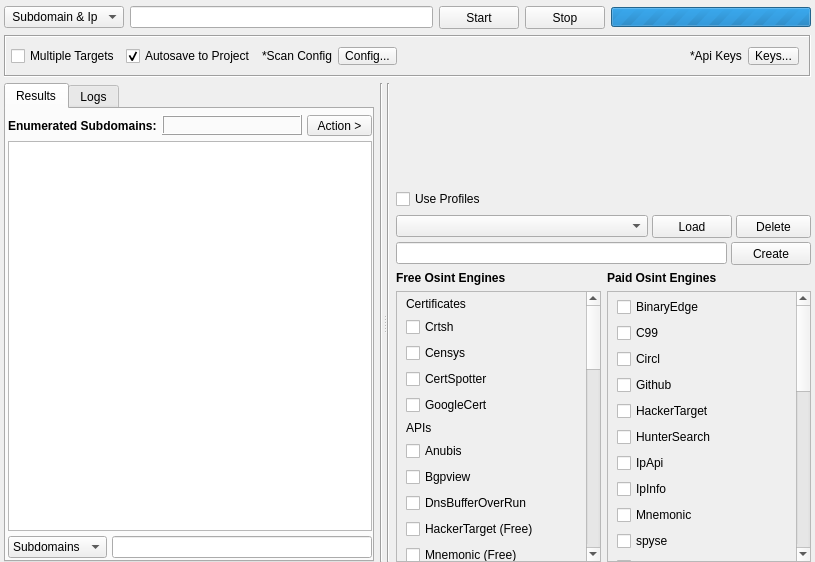
Above: gui/src/engines/Osint.ui from 3nock/OTE before the change. Below: the same form after it.
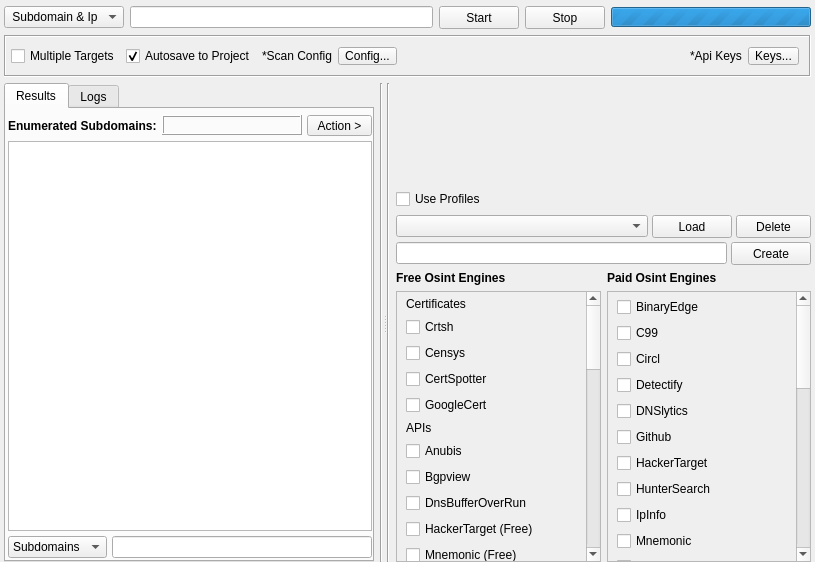
That is the form after the change. Custom widgets are drawn as their Qt base class.

Commit message: adding more osint modules...

The edit to the form file:
```diff
--- a/gui/src/engines/Osint.ui
+++ b/gui/src/engines/Osint.ui
@@ -615,7 +615,7 @@
        </item>
       </layout>
      </widget>
-     <widget class="QWidget" name="">
+     <widget class="QWidget" name="layoutWidget">
       <layout class="QHBoxLayout" name="horizontalLayout_2">
        <item>
         <widget class="Line" name="line_5">
@@ -1250,7 +1250,7 @@
                   <x>0</x>
                   <y>0</y>
                   <width>174</width>
-                  <height>677</height>
+                  <height>700</height>
                  </rect>
                 </property>
                 <layout class="QVBoxLayout" name="verticalLayout_14">
@@ -1281,6 +1281,20 @@
                    </property>
                   </widget>
                  </item>
+                 <item>
+                  <widget class="QCheckBox" name="moduleDetectify">
+                   <property name="text">
+                    <string>Detectify</string>
+                   </property>
+                  </widget>
+                 </item>
+                 <item>
+                  <widget class="QCheckBox" name="moduleDnslytics">
+                   <property name="text">
+                    <string>DNSlytics</string>
+                   </property>
+                  </widget>
+                 </item>
                  <item>
                   <widget class="QCheckBox" name="moduleGithub">
                    <property name="text">
@@ -1302,13 +1316,6 @@
                    </property>
                   </widget>
                  </item>
-                 <item>
-                  <widget class="QCheckBox" name="moduleIpApi">
-                   <property name="text">
-                    <string>IpApi</string>
-                   </property>
-                  </widget>
-                 </item>
                  <item>
                   <widget class="QCheckBox" name="moduleIpInfo">
                    <property name="text">
```
The commit also changes 23 other files.
